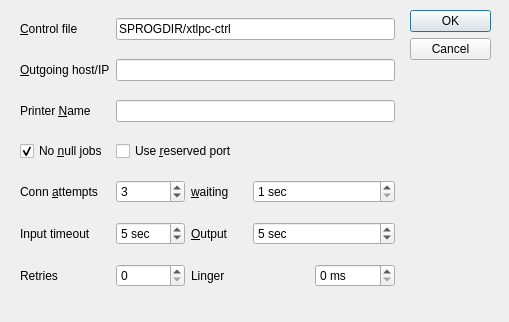
Above: ptrinstall/lpdparams.ui from gitGNU/gnu_gnuspool before the change. Below: the same form after it.
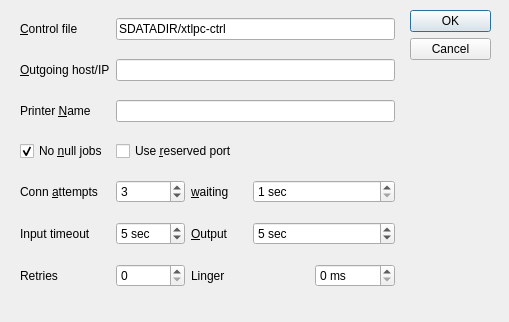
That is the form after the change.

Diff of the .ui file:
```diff
--- a/ptrinstall/lpdparams.ui
+++ b/ptrinstall/lpdparams.ui
@@ -61,7 +61,7 @@
        <string>This is the location of the control file</string>
       </property>
       <property name="text">
-       <string>SPROGDIR/xtlpc-ctrl</string>
+       <string>SDATADIR/xtlpc-ctrl</string>
       </property>
      </widget>
     </item>
```
